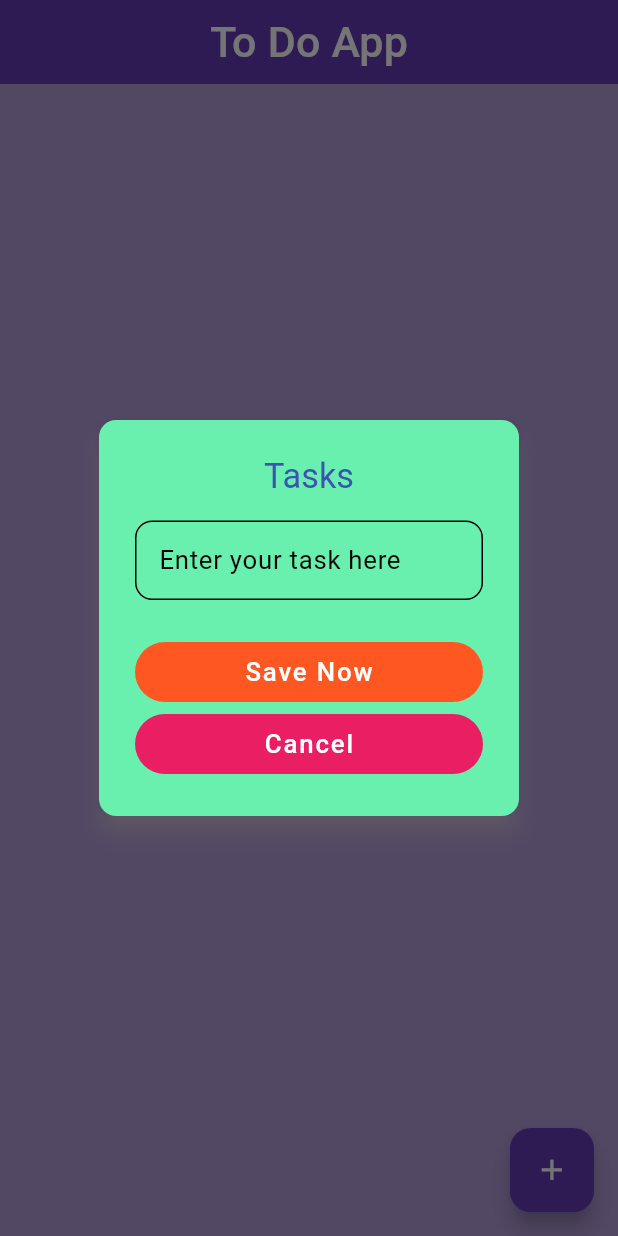
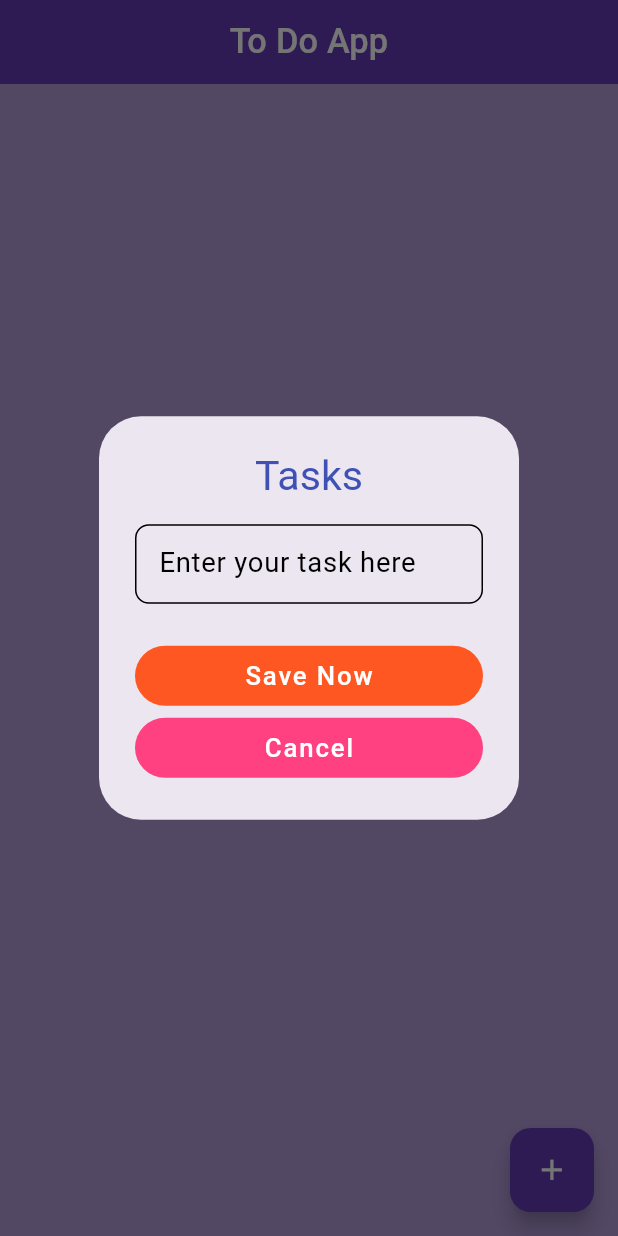
Before and after one commit to Gulshid/Flutter_do_to_App, a Flutter app: the screen it shows after launch, after a tap on the "add" icon, on a phone screen of 412 x 824 dp. Run offline on Flutter 3.47's test engine with Material 3 defaults, Android fonts, the phone set to English and light mode, and no system bars; our stand-ins replace flutter_screenutil, flutter_slidable, flutter_spinkit, google_fonts, hive, hive_flutter; accounts and stored records are empty; Roboto replaces fonts that are missing (Agbalumo).

Commit message:
To do App COmpletely done----->

```diff
--- a/flutter_to_do/lib/Data/Utills/Routes.dart
+++ b/flutter_to_do/lib/Data/Utills/Route/Routes.dart
@@ -1,20 +1,20 @@
 import 'package:flutter/material.dart';
 import 'package:flutter/widgets.dart';
-import 'package:flutter_to_do/Data/Utills/Route_name.dart';
+import 'package:flutter_to_do/Data/Utills/Route/RoutesName.dart';
 import 'package:flutter_to_do/View_/Home_Screen.dart';
-import 'package:flutter_to_do/View_/splash.dart';
+import 'package:flutter_to_do/View_/Splash_Screen.dart';
 
 class Routes {
   static Route<dynamic> generateRoute(RouteSettings settings) {
     switch (settings.name) {
-      case Route_name.splash:
+      case Routesname.Splash:
         {
           return MaterialPageRoute(
-            builder: (BuildContext context) => Splash_Screen(),
+            builder: (BuildContext context) => SplashScreen(),
           );
         }
 
-      case Route_name.home:
+      case Routesname.Home:
         {
           return MaterialPageRoute(
             builder: (BuildContext context) => HomeScreen(),
@@ -22,14 +22,11 @@ class Routes {
         }
 
       default:
-        {
-          return MaterialPageRoute(
-            builder:
-                (_) => Scaffold(
-                  body: Center(child: Text('No Route Available...')),
-                ),
-          );
-        }
+        return MaterialPageRoute(
+          builder:
+              (BuildContext context) =>
+                  Scaffold(body: Center(child: Text('No Route Available '))),
+        );
     }
   }
 }
--- /dev/null
+++ b/flutter_to_do/lib/Data/Utills/Route/RoutesName.dart
@@ -0,0 +1,4 @@
+class Routesname {
+  static const String Splash = 'Splash Screen';
+  static const String Home = 'Home Screen';
+}
--- a/flutter_to_do/lib/Data/Utills/Route_name.dart
+++ /dev/null
@@ -1,4 +0,0 @@
-class Route_name {
-  static const String splash = 'splash screen';
-  static const String home = 'home Screen';
-}
--- /dev/null
+++ b/flutter_to_do/lib/View_/Alert_Dialoge.dart
@@ -0,0 +1,79 @@
+import 'package:flutter/material.dart';
+import 'package:flutter_screenutil/flutter_screenutil.dart';
+import 'package:flutter_to_do/View_model/TodoProvider.dart';
+import 'package:google_fonts/google_fonts.dart';
+import 'package:provider/provider.dart';
+
+void Alert_dialoge(BuildContext context) {
+  final TextEditingController _controller = TextEditingController();
+
+  showDialog(
+    context: context,
+    builder:
+        (context) => AlertDialog(
+          title: Center(
+            child: Text(
+              'Tasks',
+              style: GoogleFonts.agbalumo(color: Colors.indigo),
+            ),
+          ),
+
+          content: TextField(
+            controller: _controller,
+            style: GoogleFonts.agbalumo(color: Colors.black),
+
+            decoration: InputDecoration(
+              label: Text(
+                'Enter your task here',
+                style: GoogleFonts.agbalumo(color: Colors.black),
+              ),
+              border: OutlineInputBorder(
+                borderRadius: BorderRadius.circular(8.r),
+              ),
+
+              enabledBorder: OutlineInputBorder(
+                borderRadius: BorderRadius.circular(8.r),
+              ),
+
+              focusedBorder: OutlineInputBorder(
+                borderRadius: BorderRadius.circular(8.r),
+              ),
+            ),
+          ),
+
+          actions: [
+            //button for save the task
+            TextButton(
+              onPressed: () {
+                if (_controller.text.isNotEmpty) {
+                  Provider.of<Todoprovider>(
+                    context,
+                    listen: false,
+                  ).add_task(_controller.text);
+                  Navigator.pop(context);
+                }
+              },
+
+              child: Center(child: Text('Save Now', style: GoogleFonts.agbalumo(color: Colors.white, fontSize: 15.sp),)),
+
+              style: ButtonStyle(
+                // ignore: deprecated_member_use
+                backgroundColor:MaterialStateProperty.all(Colors.deepOrange),
+              ),
+            ),
+
+
+            //button for Cancel the task
+          TextButton(
+          onPressed: ()=>Navigator.pop(context),
+          child: Center(child: Text('Cancel', style: GoogleFonts.agbalumo(color: Colors.white, fontSize: 15.sp),
+          ),),
+          // ignore: deprecated_member_use
+          style: ButtonStyle(backgroundColor: MaterialStateProperty.all(Colors.pinkAccent)),
+          )
+
+
+          ],
+        ),
+  );
+}
--- /dev/null
+++ b/flutter_to_do/lib/View_/Splash_Screen.dart
@@ -0,0 +1,50 @@
+import 'package:flutter/material.dart';
+import 'package:flutter_screenutil/flutter_screenutil.dart';
+import 'package:flutter_spinkit/flutter_spinkit.dart';
+import 'package:flutter_to_do/View_model/TodoProvider.dart';
+import 'package:google_fonts/google_fonts.dart';
+import 'package:provider/provider.dart';
+
+class SplashScreen extends StatefulWidget {
+  const SplashScreen({super.key});
+
+  @override
+  State<SplashScreen> createState() => _SplashScreenState();
+}
+
+class _SplashScreenState extends State<SplashScreen> {
+  @override
+  void initState() {
+    super.initState();
+    WidgetsBinding.instance.addPostFrameCallback((_) {
+      Provider.of<Todoprovider>(context, listen: false).splash_load(context);
+    });
+  }
+
+  @override
+  Widget build(BuildContext context) {
+    return Scaffold(
+      backgroundColor: Colors.white,
+      body: Column(
+        crossAxisAlignment: CrossAxisAlignment.center,
+        mainAxisAlignment: MainAxisAlignment.spaceEvenly,
+
+        children: [
+          ClipRRect(
+            child: Image.asset('assets/app_icon.png',width: 100.w, height: 100.h, fit: BoxFit.fill,),
+          ),
+
+
+
+          Center(
+            child: Text('To Do App',
+              style: GoogleFonts.agbalumo(fontSize: 30.sp, color: Colors.blue,  fontWeight: FontWeight.bold),),
+          ),
+
+          SpinKitCircle(color: Colors.blue, size: 60.sp,),
+
+        ],
+      ),
+    );
+  }
+}
--- a/flutter_to_do/lib/View_/dialog.dart
+++ /dev/null
@@ -1,85 +0,0 @@
-import 'package:flutter/material.dart';
-import 'package:flutter_screenutil/flutter_screenutil.dart';
-import 'package:flutter_to_do/View_model/Todo_Provider.dart';
-import 'package:google_fonts/google_fonts.dart';
-import 'package:provider/provider.dart';
-
-void dialoge(BuildContext context) {
-  final TextEditingController _controller = TextEditingController();
-  showDialog(
-    context: context,
-    builder:
-        (context) => AlertDialog(
-          backgroundColor: Colors.greenAccent,
-          shape: RoundedRectangleBorder(
-            borderRadius: BorderRadius.circular(10.r),
-          ),
-          shadowColor: Colors.grey,
-          title: Text(
-            'Tasks',
-            style: GoogleFonts.agbalumo(color: Colors.indigo, fontSize: 20.sp),
-            textAlign: TextAlign.center,
-          ),
-
-          content: TextField(
-            style: GoogleFonts.agbalumo(color: Colors.black),
-            controller: _controller,
-            decoration: InputDecoration(
-              label: Text('Enter your task here'),
-              labelStyle: GoogleFonts.agbalumo(
-                color: Colors.black,
-                fontSize: 15.sp,
-              ),
-              border: OutlineInputBorder(
-                borderRadius: BorderRadius.circular(10.r),
-              ),
-
-              enabledBorder: OutlineInputBorder(
-                borderRadius: BorderRadius.circular(10.r),
-              ),
-
-              focusedBorder: OutlineInputBorder(
-                borderRadius: BorderRadius.circular(10.r),
-              ),
-            ),
-          ),
-
-          actions: [
-            //Textbutton for save task
-            TextButton(
-              onPressed: () {
-                if (_controller.text.isNotEmpty) {
-                  Provider.of<TodoProvider>(
-                    context,
-                    listen: false,
-                  ).add_task(_controller.text);
-                  Navigator.pop(context);
-                }
-              },
-              child: Center(
-                child: Text(
-                  'Save Now',
-                  style: GoogleFonts.agbalumo(
-                    color: Colors.white,
-                    fontSize: 15.sp,
-                  ),
-                ),
-              ),
-
-              style: ButtonStyle(
-                // ignore: deprecated_member_use
-                backgroundColor: MaterialStateProperty.all(Colors.deepOrange)
-              ),
-            ),
-
-            //Textbutton for cancel task
-            TextButton(
-              onPressed:()=> Navigator.pop(context),
-              child: Center(child: Text('Cancel',style:GoogleFonts.agbalumo(color: Colors.white,fontSize: 15.sp)),
-              ),
-              // ignore: deprecated_member_use
-              style: ButtonStyle(backgroundColor: MaterialStateProperty.all(Colors.pink)),)
-          ],
-        ),
-  );
-}
--- a/flutter_to_do/lib/View_/splash.dart
+++ /dev/null
@@ -1,56 +0,0 @@
-import 'package:flutter/material.dart';
-import 'package:flutter_screenutil/flutter_screenutil.dart';
-import 'package:flutter_spinkit/flutter_spinkit.dart';
-import 'package:flutter_to_do/View_model/Todo_Provider.dart';
-import 'package:google_fonts/google_fonts.dart';
-import 'package:provider/provider.dart';
-
-class Splash_Screen extends StatefulWidget {
-  const Splash_Screen({super.key});
-
-  @override
-  State<Splash_Screen> createState() => _Splash_ScreenState();
-}
-
-class _Splash_ScreenState extends State<Splash_Screen> {
-  @override
-  @override
-  void initState() {
-    super.initState();
-    WidgetsBinding.instance.addPostFrameCallback((_) {
-      Provider.of<TodoProvider>(context, listen: false).splash_load(context);
-    });
-  }
-
-  Widget build(BuildContext context) {
-    return Scaffold(
-      body: Column(
-        crossAxisAlignment: CrossAxisAlignment.center,
-        mainAxisAlignment: MainAxisAlignment.spaceEvenly,
-        children: [
-          ClipRRect(
-            child: Image.asset(
-              'assets/app_icon.png',
-              width: 100.w,
-              height: 100.h,
-              fit: BoxFit.cover,
-            ),
-          ),
-
-          Center(
-            child: Text(
-              'To Do App',
-              style: GoogleFonts.agbalumo(
-                fontSize: 30.sp,
-                color: Colors.blue,
-                fontWeight: FontWeight.bold,
-              ),
-            ),
-          ),
-
-          SpinKitFadingCircle(color: Colors.blue, size: 60.sp),
-        ],
-      ),
-    );
-  }
-}
--- a/flutter_to_do/lib/View_model/Todo_Provider.dart
+++ b/flutter_to_do/lib/View_model/TodoProvider.dart
@@ -1,20 +1,20 @@
 import 'package:flutter/material.dart';
-import 'package:flutter_to_do/Data/Utills/Route_name.dart';
+import 'package:flutter_to_do/Data/Utills/Route/RoutesName.dart';
 import 'package:flutter_to_do/Model_/Todo_model.dart';
 import 'package:hive/hive.dart';
 
-class TodoProvider extends ChangeNotifier {
+class Todoprovider with ChangeNotifier {
   bool _loading = false;
   bool get loading => _loading;
 
-  void set_loading(bool value) {
+  set_loading(bool value) {
     _loading = value;
     notifyListeners();
   }
 
   void splash(BuildContext context) {
     Future.delayed(Duration(seconds: 3), () {
-      Navigator.pushReplacementNamed(context, Route_name.home);
+      Navigator.pushReplacementNamed(context, Routesname.Home);
     });
   }
 
@@ -25,18 +25,19 @@ class TodoProvider extends ChangeNotifier {
   }
 
   late Box<TodoModel> _todo;
-  TodoProvider() {
-    _todo = Hive.box<TodoModel>('TODO');
+  Todoprovider() {
+    _todo = Hive.box<TodoModel>('Todo');
   }
 
   List<TodoModel> get todo => _todo.values.toList();
-  //function for add task
+
+  //function for add the task
   void add_task(String task) {
     _todo.add(TodoModel(task: task));
     notifyListeners();
   }
 
-  //function for toggle
+  //function for toggle update
   void toggle(int index) {
     TodoModel t = _todo.getAt(index)!;
     _todo.putAt(index, TodoModel(task: t.task, IsCompleted: !t.IsCompleted!));
--- a/flutter_to_do/lib/main.dart
+++ b/flutter_to_do/lib/main.dart
@@ -1,9 +1,9 @@
 import 'package:flutter/material.dart';
 import 'package:flutter_screenutil/flutter_screenutil.dart';
-import 'package:flutter_to_do/Data/Utills/Route_name.dart';
-import 'package:flutter_to_do/Data/Utills/Routes.dart';
+import 'package:flutter_to_do/Data/Utills/Route/Routes.dart';
+import 'package:flutter_to_do/Data/Utills/Route/RoutesName.dart';
 import 'package:flutter_to_do/Model_/Todo_model.dart';
-import 'package:flutter_to_do/View_model/Todo_Provider.dart';
+import 'package:flutter_to_do/View_model/TodoProvider.dart';
 import 'package:hive/hive.dart';
 import 'package:hive_flutter/adapters.dart';
 import 'package:provider/provider.dart';
@@ -29,7 +29,7 @@ class MyApp extends StatelessWidget {
       splitScreenMode: true,
       builder: (context, child) {
         return MultiProvider(
-          providers: [ChangeNotifierProvider(create: (_) => TodoProvider())],
+          providers: [ChangeNotifierProvider(create: (_) => Todoprovider())],
 
           child: Builder(
             builder: (BuildContext context) {
@@ -45,8 +45,7 @@ class MyApp extends StatelessWidget {
                     fontSizeFactor: 1.sp,
                   ),
                 ),
-
-                initialRoute: Route_name.splash,
+                initialRoute: Routesname.Splash,
                 onGenerateRoute: Routes.generateRoute,
               );
             },
```
Also changed, not shown: flutter_to_do/lib/View_/Home_Screen.dart (+37 -19 lines).
